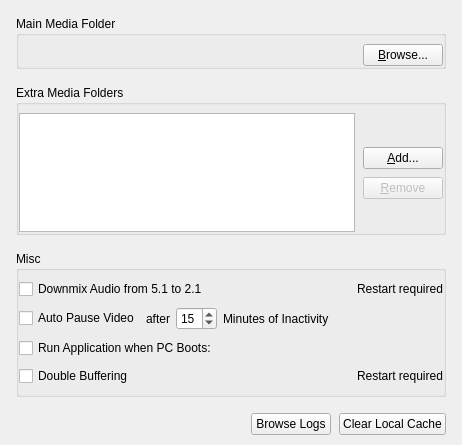
This is client/src/ui/widgets/settings/general_preferences_widget.ui in networkoptix/nx_open as Qt 5 draws it before an edit. The edited form follows.
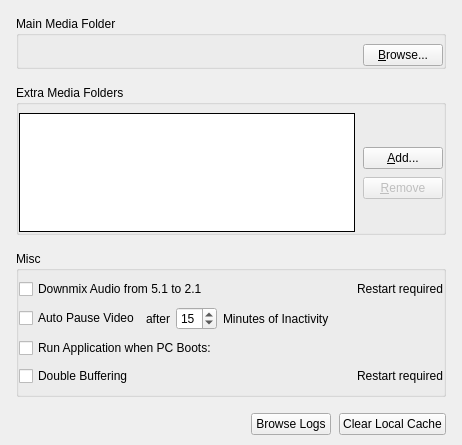
This is the edited form. Custom widgets are drawn as their Qt base class.

Commit message:
List view frame.
<==== Mercurial data ====>
Branch: dev_2.6.0

```diff
--- a/client/src/ui/widgets/settings/general_preferences_widget.ui
+++ b/client/src/ui/widgets/settings/general_preferences_widget.ui
@@ -112,7 +112,14 @@
          <number>8</number>
         </property>
         <item>
-         <widget class="QListWidget" name="extraMediaFoldersList"/>
+         <widget class="QListWidget" name="extraMediaFoldersList">
+          <property name="frameShape">
+           <enum>QFrame::Box</enum>
+          </property>
+          <property name="frameShadow">
+           <enum>QFrame::Plain</enum>
+          </property>
+         </widget>
         </item>
         <item>
          <layout class="QVBoxLayout" name="verticalLayout_3">
```
The commit also changes 2 other files.
